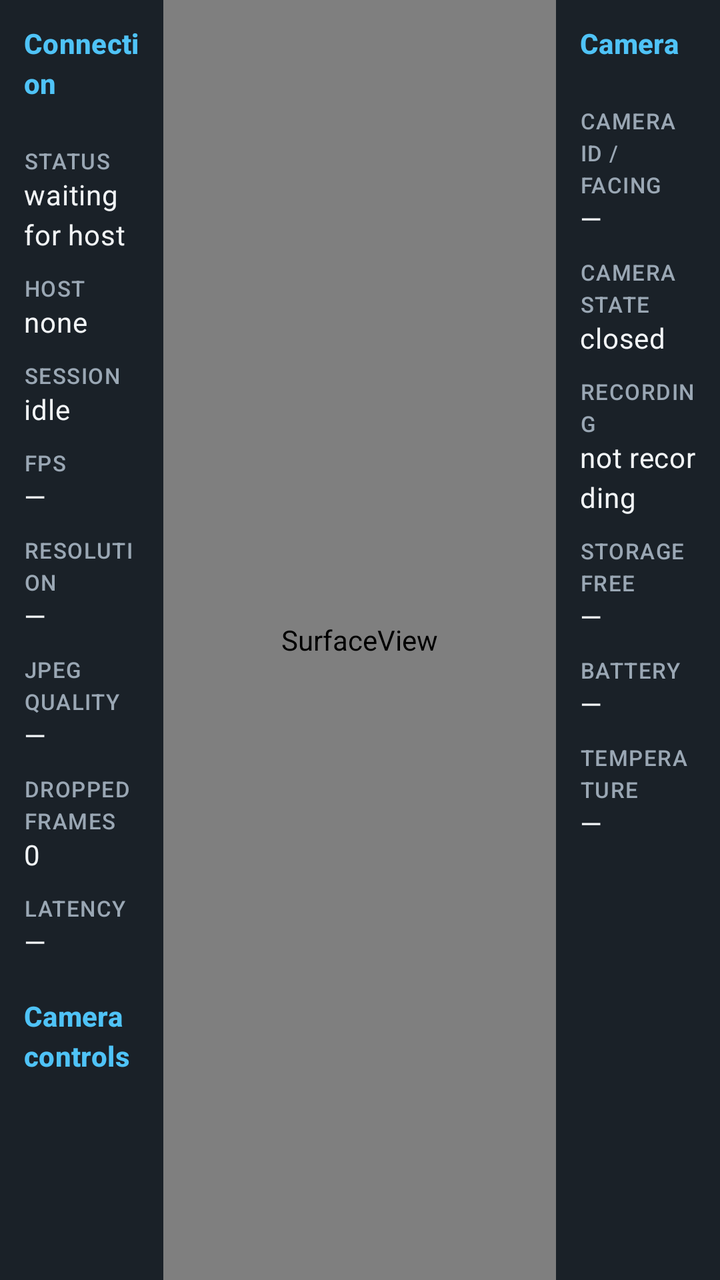
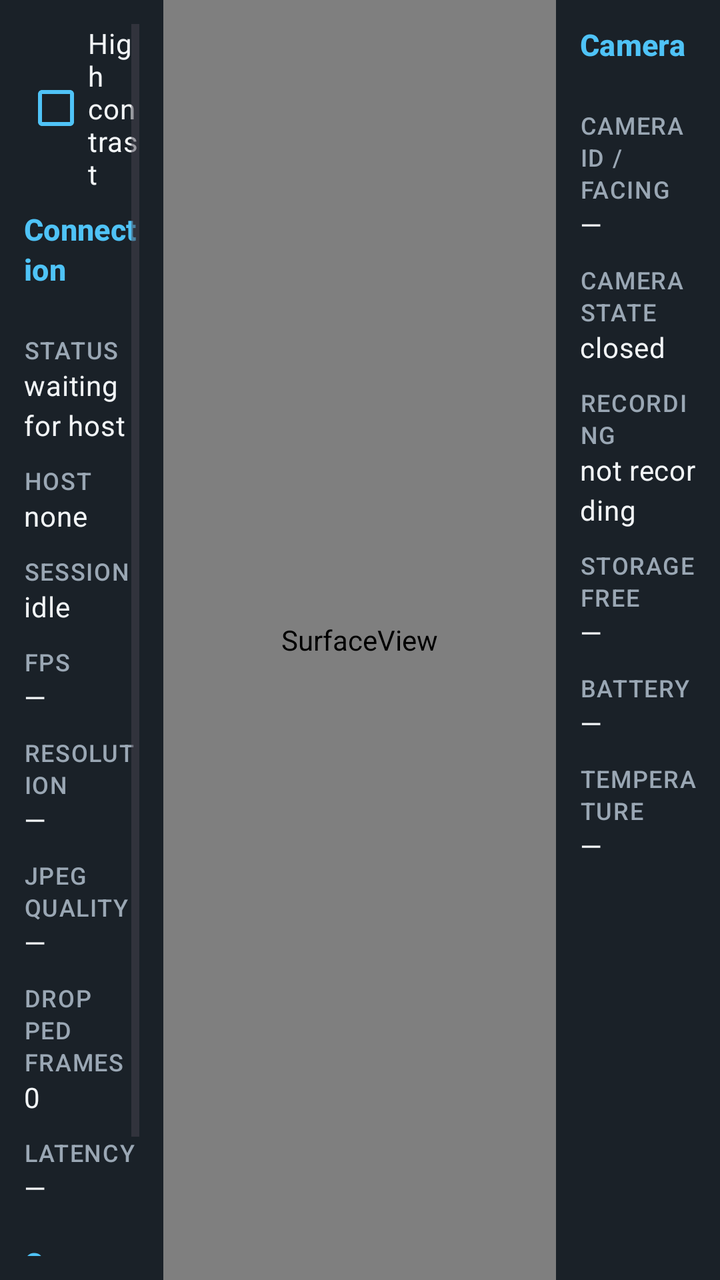

Before-and-after screenshots of an Android layout around one commit, followed by the original layout XML and the change that was made.
<!-- AndroidManifest.xml: application theme Theme.WatchdogRemote -->
<!-- res/layout/activity_main.xml -->
<?xml version="1.0" encoding="utf-8"?>
<FrameLayout xmlns:android="http://schemas.android.com/apk/res/android"
    android:id="@+id/root"
    android:layout_width="match_parent"
    android:layout_height="match_parent"
    android:background="@color/watchdog_background"
    android:fitsSystemWindows="true">

    <LinearLayout
        android:id="@+id/mainLayout"
        android:layout_width="match_parent"
        android:layout_height="match_parent"
        android:baselineAligned="false"
        android:orientation="horizontal">

        <ScrollView
            android:id="@+id/leftPanel"
            android:layout_width="0dp"
            android:layout_height="match_parent"
            android:layout_weight="1"
            android:background="@color/watchdog_panel"
            android:fillViewport="true"
            android:paddingStart="12dp"
            android:paddingTop="12dp"
            android:paddingEnd="12dp"
            android:paddingBottom="12dp">

            <LinearLayout
                android:layout_width="match_parent"
                android:layout_height="wrap_content"
                android:orientation="vertical">

                <TextView
                    style="@style/PanelTitle"
                    android:text="@string/panel_connection" />

                <TextView
                    style="@style/PanelLabel"
                    android:text="@string/label_status" />

                <TextView
                    android:id="@+id/connectionStatus"
                    style="@style/PanelValue"
                    android:text="@string/value_waiting" />

                <TextView
                    style="@style/PanelLabel"
                    android:text="@string/label_host" />

                <TextView
                    android:id="@+id/hostName"
                    style="@style/PanelValue"
                    android:text="@string/value_none" />

                <TextView
                    style="@style/PanelLabel"
                    android:text="@string/label_session" />

                <TextView
                    android:id="@+id/sessionState"
                    style="@style/PanelValue"
                    android:text="@string/value_idle" />

                <TextView
                    style="@style/PanelLabel"
                    android:text="@string/label_fps" />

                <TextView
                    android:id="@+id/fps"
                    style="@style/PanelValue"
                    android:text="@string/value_placeholder" />

                <TextView
                    style="@style/PanelLabel"
                    android:text="@string/label_resolution" />

                <TextView
                    android:id="@+id/resolution"
                    style="@style/PanelValue"
                    android:text="@string/value_placeholder" />

                <TextView
                    style="@style/PanelLabel"
                    android:text="@string/label_quality" />

                <TextView
                    android:id="@+id/jpegQuality"
                    style="@style/PanelValue"
                    android:text="@string/value_placeholder" />

                <TextView
                    style="@style/PanelLabel"
                    android:text="@string/label_dropped" />

                <TextView
                    android:id="@+id/droppedFrames"
                    style="@style/PanelValue"
                    android:text="@string/value_zero" />

                <TextView
                    style="@style/PanelLabel"
                    android:text="@string/label_latency" />

                <TextView
                    android:id="@+id/latency"
                    style="@style/PanelValue"
                    android:text="@string/value_placeholder" />

                <TextView
                    style="@style/PanelTitle"
                    android:layout_marginTop="18dp"
                    android:text="@string/panel_controls" />

                <LinearLayout
                    android:id="@+id/leftControls"
                    android:layout_width="match_parent"
                    android:layout_height="wrap_content"
                    android:orientation="vertical" />

                <TextView
                    android:id="@+id/version"
                    style="@style/PanelValue"
                    android:layout_marginTop="16dp"
                    android:textColor="@color/watchdog_text_secondary" />
            </LinearLayout>
        </ScrollView>

        <FrameLayout
            android:id="@+id/previewContainer"
            android:layout_width="0dp"
            android:layout_height="match_parent"
            android:layout_weight="2.4"
            android:background="@android:color/black">

            <SurfaceView
                android:id="@+id/preview"
                android:layout_width="match_parent"
                android:layout_height="match_parent"
                android:layout_gravity="center" />
        </FrameLayout>

        <ScrollView
            android:id="@+id/rightPanel"
            android:layout_width="0dp"
            android:layout_height="match_parent"
            android:layout_weight="1"
            android:background="@color/watchdog_panel"
            android:fillViewport="true"
            android:paddingStart="12dp"
            android:paddingTop="12dp"
            android:paddingEnd="12dp"
            android:paddingBottom="12dp">

            <LinearLayout
                android:layout_width="match_parent"
                android:layout_height="wrap_content"
                android:orientation="vertical">

                <TextView
                    style="@style/PanelTitle"
                    android:text="@string/panel_camera" />

                <TextView
                    style="@style/PanelLabel"
                    android:text="@string/label_camera" />

                <TextView
                    android:id="@+id/cameraId"
                    style="@style/PanelValue"
                    android:text="@string/value_placeholder" />

                <TextView
                    style="@style/PanelLabel"
                    android:text="@string/label_camera_state" />

                <TextView
                    android:id="@+id/cameraState"
                    style="@style/PanelValue"
                    android:text="@string/value_closed" />

                <TextView
                    style="@style/PanelLabel"
                    android:text="@string/label_recording" />

                <TextView
                    android:id="@+id/recordingState"
                    style="@style/PanelValue"
                    android:text="@string/value_not_recording" />

                <TextView
                    style="@style/PanelLabel"
                    android:text="@string/label_storage" />

                <TextView
                    android:id="@+id/storage"
                    style="@style/PanelValue"
                    android:text="@string/value_placeholder" />

                <TextView
                    style="@style/PanelLabel"
                    android:text="@string/label_battery" />

                <TextView
                    android:id="@+id/battery"
                    style="@style/PanelValue"
                    android:text="@string/value_placeholder" />

                <TextView
                    style="@style/PanelLabel"
                    android:text="@string/label_temperature" />

                <TextView
                    android:id="@+id/temperature"
                    style="@style/PanelValue"
                    android:text="@string/value_placeholder" />

                <LinearLayout
                    android:id="@+id/rightControls"
                    android:layout_width="match_parent"
                    android:layout_height="wrap_content"
                    android:orientation="vertical" />
            </LinearLayout>
        </ScrollView>
    </LinearLayout>

    <LinearLayout
        android:id="@+id/permissionLayout"
        android:layout_width="match_parent"
        android:layout_height="match_parent"
        android:gravity="center"
        android:orientation="vertical"
        android:padding="32dp"
        android:visibility="gone">

        <TextView
            android:layout_width="wrap_content"
            android:layout_height="wrap_content"
            android:text="@string/permission_title"
            android:textAppearance="?attr/textAppearanceHeadlineSmall"
            android:textColor="@color/watchdog_text_primary" />

        <TextView
            android:id="@+id/permissionMessage"
            android:layout_width="match_parent"
            android:layout_height="wrap_content"
            android:layout_marginTop="16dp"
            android:gravity="center"
            android:textAppearance="?attr/textAppearanceBodyMedium"
            android:textColor="@color/watchdog_text_secondary" />

        <Button
            android:id="@+id/permissionSettings"
            android:layout_width="wrap_content"
            android:layout_height="wrap_content"
            android:layout_marginTop="24dp"
            android:text="@string/permission_open_settings" />
    </LinearLayout>
</FrameLayout>
<!-- resources referenced by this layout -->
<resources>
  <color name="watchdog_background">#0E1216</color>
  <color name="watchdog_panel">#1A2128</color>
  <color name="watchdog_text_primary">#F2F5F7</color>
  <color name="watchdog_text_secondary">#9AA7B4</color>
  <string name="label_battery">Battery</string>
  <string name="label_camera">Camera ID / facing</string>
  <string name="label_camera_state">Camera state</string>
  <string name="label_dropped">Dropped frames</string>
  <string name="label_fps">FPS</string>
  <string name="label_host">Host</string>
  <string name="label_latency">Latency</string>
  <string name="label_quality">JPEG quality</string>
  <string name="label_recording">Recording</string>
  <string name="label_resolution">Resolution</string>
  <string name="label_session">Session</string>
  <string name="label_status">Status</string>
  <string name="label_storage">Storage free</string>
  <string name="label_temperature">Temperature</string>
  <string name="panel_camera">Camera</string>
  <string name="panel_connection">Connection</string>
  <string name="panel_controls">Camera controls</string>
  <string name="permission_open_settings">Open app settings</string>
  <string name="permission_title">Permissions needed</string>
  <string name="value_closed">closed</string>
  <string name="value_idle">idle</string>
  <string name="value_none">none</string>
  <string name="value_not_recording">not recording</string>
  <string name="value_placeholder">—</string>
  <string name="value_waiting">waiting for host</string>
  <string name="value_zero">0</string>
  <style name="PanelLabel">
          <item name="android:layout_width">match_parent</item>
          <item name="android:layout_height">wrap_content</item>
          <item name="android:layout_marginTop">10dp</item>
          <item name="android:textAppearance">?attr/textAppearanceLabelSmall</item>
          <item name="android:textColor">@color/watchdog_text_secondary</item>
          <item name="android:textAllCaps">true</item>
      </style>
  <style name="PanelTitle">
          <item name="android:layout_width">match_parent</item>
          <item name="android:layout_height">wrap_content</item>
          <item name="android:layout_marginBottom">12dp</item>
          <item name="android:textAppearance">?attr/textAppearanceTitleSmall</item>
          <item name="android:textColor">@color/watchdog_accent</item>
          <item name="android:textStyle">bold</item>
      </style>
  <style name="PanelValue">
          <item name="android:layout_width">match_parent</item>
          <item name="android:layout_height">wrap_content</item>
          <item name="android:textAppearance">?attr/textAppearanceBodyMedium</item>
          <item name="android:textColor">@color/watchdog_text_primary</item>
          <item name="android:maxLines">2</item>
          <item name="android:ellipsize">end</item>
      </style>
  <style name="Theme.WatchdogRemote" parent="Theme.Material3.DayNight.NoActionBar">
          <item name="android:windowLightStatusBar">false</item>
      </style>
  <color name="watchdog_accent">#4FC3F7</color>
</resources>

<!-- the commit's change to res/layout/activity_main.xml (unified diff, before → after) -->
@@ -3,7 +3,7 @@
     android:id="@+id/root"
     android:layout_width="match_parent"
     android:layout_height="match_parent"
-    android:background="@color/watchdog_background"
+    android:background="?attr/watchdogBackground"
     android:fitsSystemWindows="true">
 
     <LinearLayout
@@ -18,7 +18,7 @@
             android:layout_width="0dp"
             android:layout_height="match_parent"
             android:layout_weight="1"
-            android:background="@color/watchdog_panel"
+            android:background="?attr/watchdogPanel"
             android:fillViewport="true"
             android:paddingStart="12dp"
             android:paddingTop="12dp"
@@ -30,6 +30,15 @@
                 android:layout_height="wrap_content"
                 android:orientation="vertical">
 
+                <CheckBox
+                    android:id="@+id/highContrast"
+                    android:layout_width="match_parent"
+                    android:layout_height="wrap_content"
+                    android:layout_marginBottom="8dp"
+                    android:buttonTint="?attr/watchdogAccent"
+                    android:text="@string/high_contrast"
+                    android:textColor="?attr/watchdogTextPrimary" />
+
                 <TextView
                     style="@style/PanelTitle"
                     android:text="@string/panel_connection" />
@@ -121,7 +130,7 @@
                     android:id="@+id/version"
                     style="@style/PanelValue"
                     android:layout_marginTop="16dp"
-                    android:textColor="@color/watchdog_text_secondary" />
+                    android:textColor="?attr/watchdogTextSecondary" />
             </LinearLayout>
         </ScrollView>
 
@@ -144,7 +153,7 @@
             android:layout_width="0dp"
             android:layout_height="match_parent"
             android:layout_weight="1"
-            android:background="@color/watchdog_panel"
+            android:background="?attr/watchdogPanel"
             android:fillViewport="true"
             android:paddingStart="12dp"
             android:paddingTop="12dp"
@@ -237,7 +246,7 @@
             android:layout_height="wrap_content"
             android:text="@string/permission_title"
             android:textAppearance="?attr/textAppearanceHeadlineSmall"
-            android:textColor="@color/watchdog_text_primary" />
+            android:textColor="?attr/watchdogTextPrimary" />
 
         <TextView
             android:id="@+id/permissionMessage"
@@ -246,7 +255,7 @@
             android:layout_marginTop="16dp"
             android:gravity="center"
             android:textAppearance="?attr/textAppearanceBodyMedium"
-            android:textColor="@color/watchdog_text_secondary" />
+            android:textColor="?attr/watchdogTextSecondary" />
 
         <Button
             android:id="@+id/permissionSettings"
<!-- resource entries referenced after the edit -->
@@ -1,5 +1,6 @@
 <!-- resources referenced by this layout -->
 <resources>
+  <string name="high_contrast">High contrast</string>
   <color name="watchdog_background">#0E1216</color>
   <color name="watchdog_panel">#1A2128</color>
   <color name="watchdog_text_primary">#F2F5F7</color>
@@ -35,7 +36,8 @@
           <item name="android:layout_height">wrap_content</item>
           <item name="android:layout_marginTop">10dp</item>
           <item name="android:textAppearance">?attr/textAppearanceLabelSmall</item>
-          <item name="android:textColor">@color/watchdog_text_secondary</item>
+          <item name="android:textColor">?attr/watchdogTextSecondary</item>
+          <item name="android:textSize">12sp</item>
           <item name="android:textAllCaps">true</item>
       </style>
   <style name="PanelTitle">
@@ -43,19 +45,26 @@
           <item name="android:layout_height">wrap_content</item>
           <item name="android:layout_marginBottom">12dp</item>
           <item name="android:textAppearance">?attr/textAppearanceTitleSmall</item>
-          <item name="android:textColor">@color/watchdog_accent</item>
+          <item name="android:textColor">?attr/watchdogAccent</item>
+          <item name="android:textSize">15sp</item>
           <item name="android:textStyle">bold</item>
       </style>
   <style name="PanelValue">
           <item name="android:layout_width">match_parent</item>
           <item name="android:layout_height">wrap_content</item>
           <item name="android:textAppearance">?attr/textAppearanceBodyMedium</item>
-          <item name="android:textColor">@color/watchdog_text_primary</item>
+          <item name="android:textColor">?attr/watchdogTextPrimary</item>
+          <item name="android:textSize">14sp</item>
           <item name="android:maxLines">2</item>
           <item name="android:ellipsize">end</item>
       </style>
   <style name="Theme.WatchdogRemote" parent="Theme.Material3.DayNight.NoActionBar">
           <item name="android:windowLightStatusBar">false</item>
+          <item name="watchdogBackground">@color/watchdog_background</item>
+          <item name="watchdogPanel">@color/watchdog_panel</item>
+          <item name="watchdogTextPrimary">@color/watchdog_text_primary</item>
+          <item name="watchdogTextSecondary">@color/watchdog_text_secondary</item>
+          <item name="watchdogAccent">@color/watchdog_accent</item>
       </style>
   <color name="watchdog_accent">#4FC3F7</color>
 </resources>
